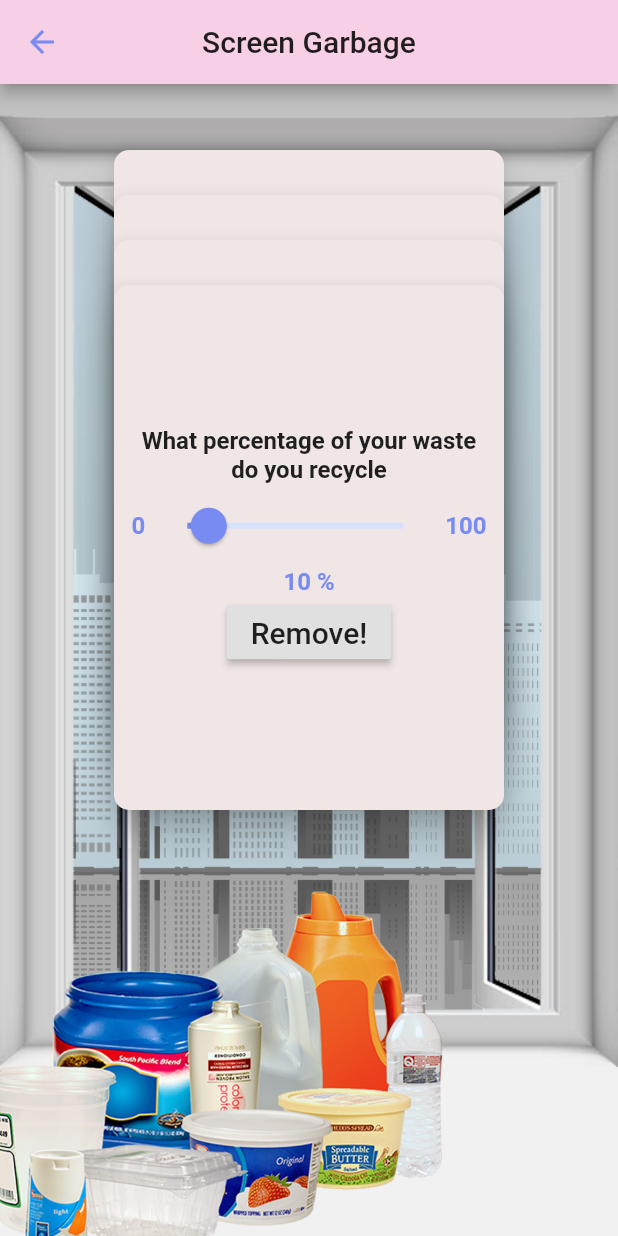
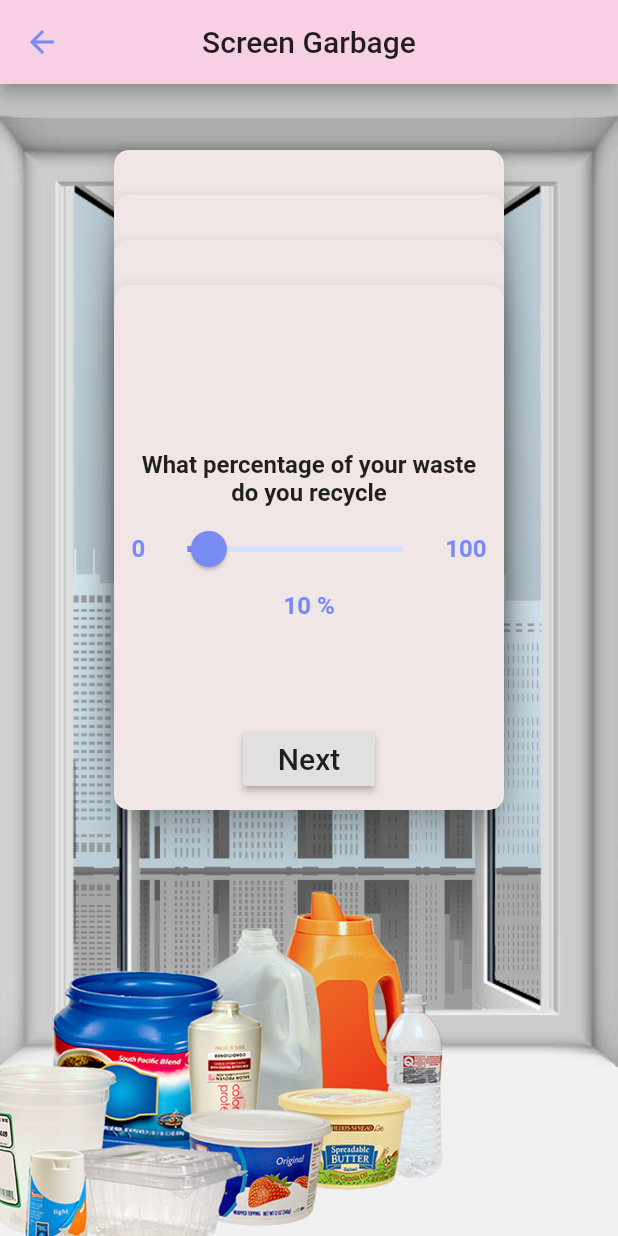
Before and after one commit to jacobjdong/Trash-Specto, a Flutter app: the ScreenTrash screen opened directly, on a phone screen of 412 x 824 dp. Run offline on Flutter 3.47's test engine with Material 2 defaults, Android fonts, the phone set to English and light mode, and no system bars; Roboto replaces fonts that are missing (Georgia).

Commit message:
Changed slides

```diff
--- a/trashspecto1/lib/trash.dart
+++ b/trashspecto1/lib/trash.dart
@@ -68,6 +68,9 @@ class _ScreenTrashState extends State<ScreenTrash> {
                 mainAxisAlignment: MainAxisAlignment.center,
                 crossAxisAlignment: CrossAxisAlignment.center,
                 children: <Widget>[
+                  SizedBox(
+                    height:100,
+                  ),
                    customSlider(
                     updateVal: (value) {
                       setState(() {
@@ -80,9 +83,12 @@ class _ScreenTrashState extends State<ScreenTrash> {
                     showerTime: this._recyclePercent,
                     units: "%",
                   ),
-                  RaisedButton(
+                  Expanded(
+                    child: Align(
+                      alignment: Alignment.bottomCenter,
+                      child: RaisedButton(
                         child: Text(
-                      'Remove!',
+                          'Next',
                           style: TextStyle(fontSize: 20)
                         ),
                         onPressed: () {
@@ -90,6 +96,8 @@ class _ScreenTrashState extends State<ScreenTrash> {
                             visible--;
                           });
                         }
+                      ),
+                    ),
                   ),
                 ],
               ),
@@ -118,6 +126,9 @@ class _ScreenTrashState extends State<ScreenTrash> {
                 mainAxisAlignment: MainAxisAlignment.center,
                 crossAxisAlignment: CrossAxisAlignment.center,
                 children: <Widget>[
+                  SizedBox(
+                    height:100,
+                  ),
                    customSlider(
                     updateVal: (value) {
                       setState(() {
@@ -130,9 +141,12 @@ class _ScreenTrashState extends State<ScreenTrash> {
                     showerTime: this._compostPercent,
                     units: "%"
                   ),
-                  RaisedButton(
+                  Expanded(
+                    child: Align(
+                      alignment: Alignment.bottomCenter,
+                      child: RaisedButton(
                         child: Text(
-                      'Remove!',
+                          'Next',
                           style: TextStyle(fontSize: 20)
                         ),
                         onPressed: () {
@@ -140,6 +154,8 @@ class _ScreenTrashState extends State<ScreenTrash> {
                             visible--;
                           });
                         }
+                      ),
+                    ),
                   ),
                 ],
               ),
@@ -167,6 +183,9 @@ class _ScreenTrashState extends State<ScreenTrash> {
                 mainAxisAlignment: MainAxisAlignment.center,
                 crossAxisAlignment: CrossAxisAlignment.center,
                 children: <Widget>[
+                  SizedBox(
+                    height:100,
+                  ),
                   Text(
                     'What type of shopper are you?',
                     textAlign: TextAlign.center,
@@ -193,9 +212,12 @@ class _ScreenTrashState extends State<ScreenTrash> {
                       );
                     }).toList(),
                   ),
-                  RaisedButton(
+                  Expanded(
+                    child: Align(
+                      alignment: Alignment.bottomCenter,
+                      child: RaisedButton(
                         child: Text(
-                      'Remove!',
+                          'Next',
                           style: TextStyle(fontSize: 20)
                         ),
                         onPressed: () {
@@ -203,6 +225,8 @@ class _ScreenTrashState extends State<ScreenTrash> {
                             visible--;
                           });
                         }
+                      ),
+                    ),
                   ),
                 ],
               ),
@@ -230,6 +254,9 @@ class _ScreenTrashState extends State<ScreenTrash> {
                 mainAxisAlignment: MainAxisAlignment.center,
                 crossAxisAlignment: CrossAxisAlignment.center,
                 children: <Widget>[
+                  SizedBox(
+                    height:100,
+                  ),
                    customSlider(
                     updateVal: (value) {
                       setState(() {
@@ -242,9 +269,12 @@ class _ScreenTrashState extends State<ScreenTrash> {
                     showerTime: this._clothing,
                     units: "%"
                   ),
-                  RaisedButton(
+                  Expanded(
+                    child: Align(
+                      alignment: Alignment.bottomCenter,
+                      child: RaisedButton(
                         child: Text(
-                      'Remove!',
+                          'Submit!',
                           style: TextStyle(fontSize: 20)
                         ),
                         onPressed: () {
@@ -252,6 +282,8 @@ class _ScreenTrashState extends State<ScreenTrash> {
                             visible--;
                           });
                         }
+                      ),
+                    ),
                   ),
                 ],
               ),
```
Lines whose indentation alone changed are shown as unchanged.
